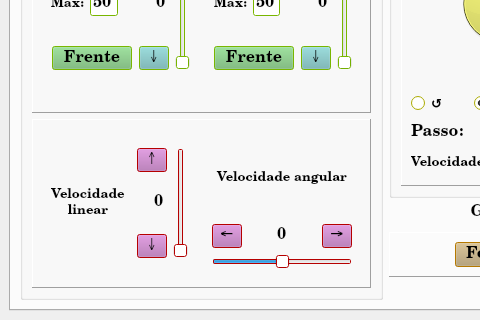
Above: telemetria/ui/main_window.ui from UFMG-Autobotz/Autoboat before the change; both pictures show x 0 to 480 and y 187 to 507 of the 841 by 507 pixel window. Below: the same form after it.
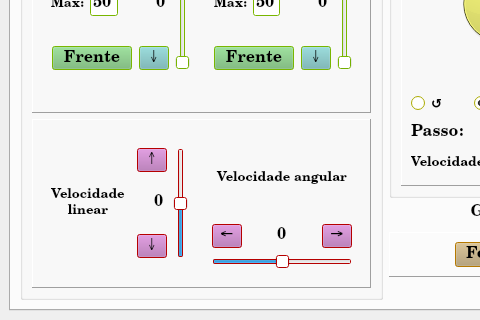
That is the form after the change. The open tabs and pages were chosen to show the change. Icons and pictures are not drawn.

Diff of the .ui file:
```diff
--- a/telemetria/ui/main_window.ui
+++ b/telemetria/ui/main_window.ui
@@ -2868,6 +2868,9 @@
                      </disabled>
                     </palette>
                    </property>
+                   <property name="minimum">
+                    <number>-50</number>
+                   </property>
                    <property name="maximum">
                     <number>50</number>
                    </property>
```
Left out of the diff: 8 changed lines with no effect on the pictures.
